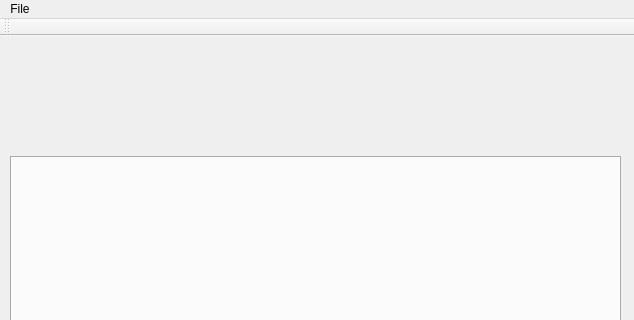
Qt form widget_main.ui (mupimenov/hponic) before a commit; both pictures show x 0 to 634 and y 0 to 320 of the 634 by 530 pixel window.
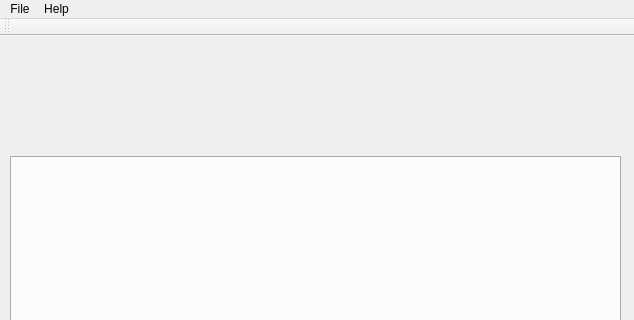
The same form after that commit.

Diff of the .ui file:
```diff
--- a/widget_main.ui
+++ b/widget_main.ui
@@ -31,7 +31,7 @@
      <x>0</x>
      <y>0</y>
      <width>634</width>
-     <height>25</height>
+     <height>21</height>
     </rect>
    </property>
    <widget class="QMenu" name="menuFile">
@@ -45,7 +45,15 @@
     <addaction name="separator"/>
     <addaction name="actionQuit"/>
    </widget>
+   <widget class="QMenu" name="menuHelp">
+    <property name="title">
+     <string>Help</string>
+    </property>
+    <addaction name="actionAbout"/>
+    <addaction name="actionAboutQt"/>
+   </widget>
    <addaction name="menuFile"/>
+   <addaction name="menuHelp"/>
   </widget>
   <widget class="QToolBar" name="mainToolBar">
    <attribute name="toolBarArea">
```
Left out of the diff: 10 changed lines with no effect on the pictures.
